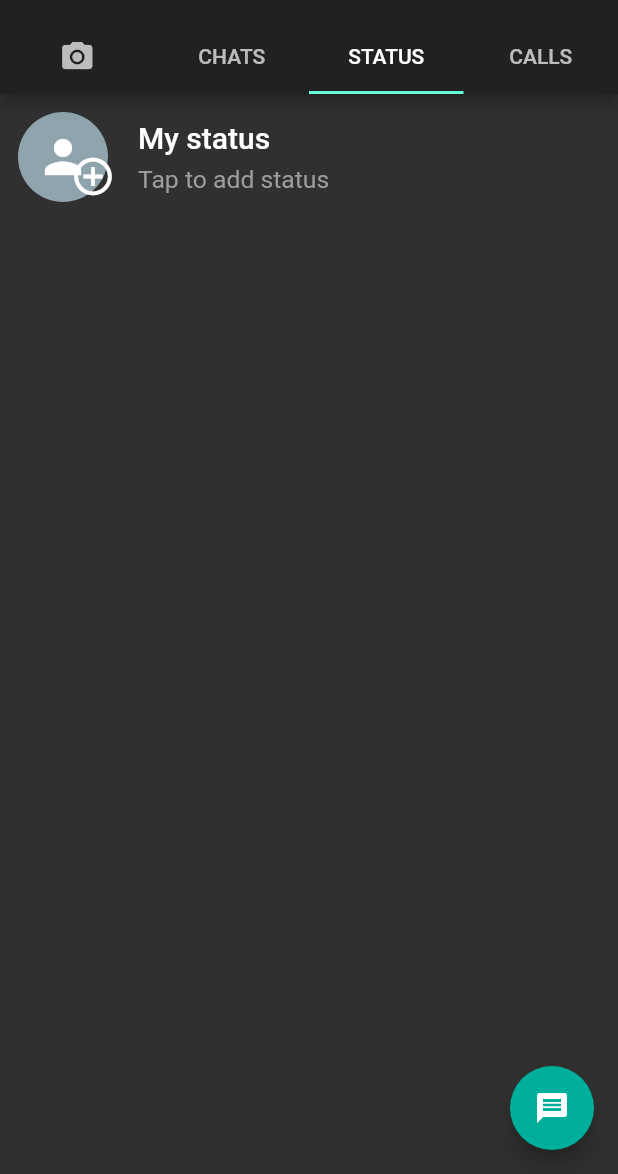
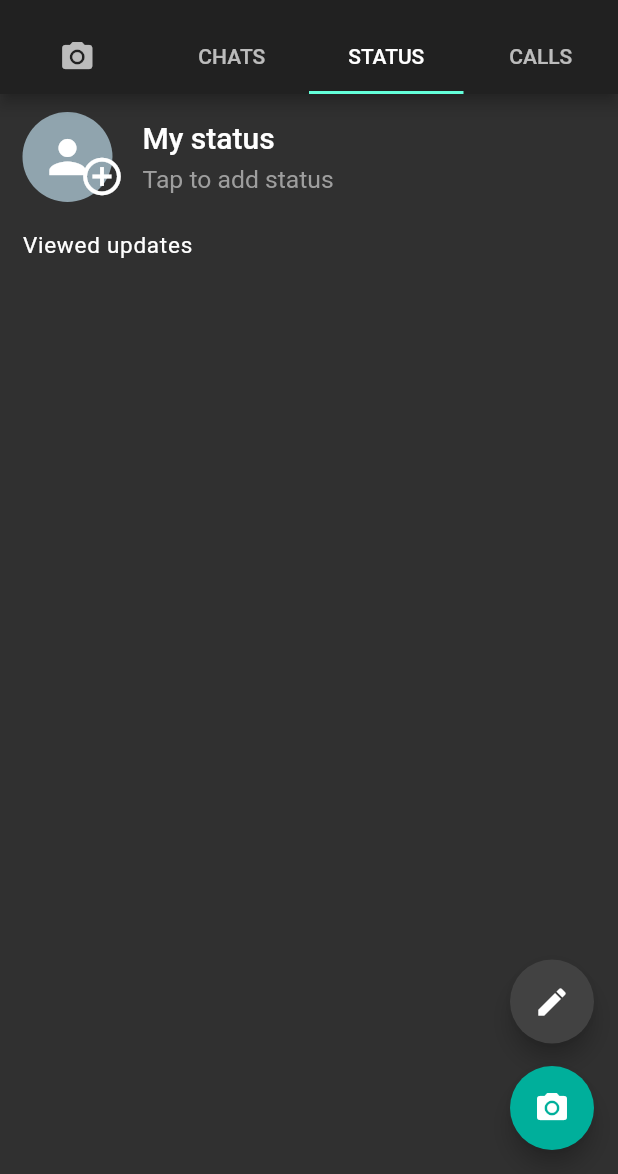
Before and after one commit to Manojkc15/Whatsapp-UI, a Flutter app: the screen it shows after launch, tab 3 chosen, on a phone screen of 412 x 824 dp, the part 62-1236 px from its top. Run offline on Flutter 3.47's test engine with Material 2 defaults, Android fonts, the phone set to English and light mode, and no system bars.

Commit message:
modified all files

```diff
--- a/lib/calls.dart
+++ b/lib/calls.dart
@@ -64,6 +64,14 @@ class Calls extends StatelessWidget {
           ),
         ),
       ),
+      floatingActionButton: FloatingActionButton(
+        onPressed: () {},
+        backgroundColor: Color(0xff00af9b),
+        child: Icon(
+          Icons.add_call,
+          color: Colors.white,
+        ),
+      ),
     );
   }
 }
--- a/lib/chats.dart
+++ b/lib/chats.dart
@@ -66,6 +66,14 @@ class Chats extends StatelessWidget {
           );
         },
       ),
+      floatingActionButton: FloatingActionButton(
+          onPressed: () {},
+          backgroundColor: Color(0xff00af9b),
+          child: Icon(
+            Icons.message,
+            color: Colors.white,
+          ),
+        ),
     );
   }
 }
--- a/lib/main.dart
+++ b/lib/main.dart
@@ -3,6 +3,7 @@ import 'package:flutter/material.dart';
 import 'chats.dart';
 import 'status.dart';
 import 'calls.dart';
+
 void main() => runApp(MyApp());
 
 class MyApp extends StatelessWidget {
@@ -17,7 +18,6 @@ class MyApp extends StatelessWidget {
 }
 
 class MyHomePage extends StatelessWidget {
-  // int index = 1;
   @override
   Widget build(BuildContext context) {
     return DefaultTabController(
@@ -62,14 +62,14 @@ class MyHomePage extends StatelessWidget {
             Calls(),
           ],
         ),
-        floatingActionButton: FloatingActionButton(
-          onPressed: () {},
-          backgroundColor: Color(0xff00af9b),
-          child: Icon(
-            Icons.message,
-            color: Colors.white,
-          ),
-        ),
+        // floatingActionButton: FloatingActionButton(
+        //   onPressed: () {},
+        //   backgroundColor: Color(0xff00af9b),
+        //   child: Icon(
+        //     Icons.message,
+        //     color: Colors.white,
+        //   ),
+        // ),
       ),
     );
   }
--- a/lib/status.dart
+++ b/lib/status.dart
@@ -4,13 +4,16 @@ class Status extends StatelessWidget {
   @override
   Widget build(BuildContext context) {
     return Scaffold(
-      body: Stack(
+      body: Column(
+        crossAxisAlignment: CrossAxisAlignment.start,
+        children: [
+          Stack(
             children: [
               InkWell(
                 onTap: () {},
                 child: Container(
                   height: 60.0,
-              margin: EdgeInsets.all(12.0),
+                  margin: EdgeInsets.only(top: 12.0, left: 15.0),
                   child: Row(
                     crossAxisAlignment: CrossAxisAlignment.start,
                     children: [
@@ -53,11 +56,109 @@ class Status extends StatelessWidget {
                 ),
               ),
               Container(
-            margin: EdgeInsets.only(left: 47.0,top: 40.0),
+                margin: EdgeInsets.only(left: 53.0, top: 40.0),
                 child: Icon(
                   Icons.add_circle_outline,
                   size: 30.0,
-          )),
+                ),
+              ),
+            ],
+          ),
+          Container(
+            margin: EdgeInsets.only(left: 15.0, top: 20.0),
+            child: Text(
+              'Viewed updates',
+              style: TextStyle(
+                fontSize: 15.0,
+                letterSpacing: 0.5,
+              ),
+            ),
+          ),
+          SizedBox(height: 20.0),
+          // ListView.builder(
+          //   itemCount: 5,
+          //   itemBuilder: (context, index) {
+          //     return InkWell(
+          //       onTap: () {},
+          //       child: Container(
+          //         height: 60.0,
+          //         margin: EdgeInsets.all(12.0),
+          //         child: Row(
+          //           crossAxisAlignment: CrossAxisAlignment.start,
+          //           children: [
+          //             CircleAvatar(
+          //               child: Icon(
+          //                 Icons.person,
+          //                 size: 36.0,
+          //                 color: Colors.white,
+          //               ),
+          //               radius: 30.0,
+          //               backgroundColor: Colors.blueGrey[300],
+          //             ),
+          //             SizedBox(width: 20.0),
+          //             Expanded(
+          //               flex: 4,
+          //               child: Column(
+          //                 mainAxisAlignment: MainAxisAlignment.center,
+          //                 crossAxisAlignment: CrossAxisAlignment.start,
+          //                 children: [
+          //                   Text(
+          //                     'Name',
+          //                     style: TextStyle(
+          //                       fontSize: 20.0,
+          //                       fontWeight: FontWeight.w500,
+          //                     ),
+          //                   ),
+          //                   SizedBox(height: 7.0),
+          //                   Text(
+          //                     'Hi!',
+          //                     style: TextStyle(
+          //                       fontSize: 16.5,
+          //                       color: Colors.grey,
+          //                     ),
+          //                   ),
+          //                 ],
+          //               ),
+          //             ),
+          //             Expanded(
+          //                 child: Column(
+          //               // mainAxisAlignment: MainAxisAlignment.spaceAround,
+          //               crossAxisAlignment: CrossAxisAlignment.start,
+          //               children: [
+          //                 Text(
+          //                   '13/08/21',
+          //                   style: TextStyle(fontSize: 13.5),
+          //                 ),
+          //               ],
+          //             )),
+          //           ],
+          //         ),
+          //       ),
+          //     );
+          //   },
+          // ),
+        ],
+      ),
+      floatingActionButton: Column(
+        mainAxisAlignment: MainAxisAlignment.end,
+        children: [
+          FloatingActionButton(
+            onPressed: () {},
+            backgroundColor: Colors.grey[800],
+            child: Icon(
+              Icons.edit,
+              color: Colors.white,
+            ),
+          ),
+          SizedBox(height: 15.0),
+          FloatingActionButton(
+            onPressed: () {},
+            backgroundColor: Color(0xff00af9b),
+            child: Icon(
+              Icons.camera_alt,
+              color: Colors.white,
+            ),
+          ),
         ],
       ),
     );
```
Lines whose indentation alone changed are shown as unchanged.
